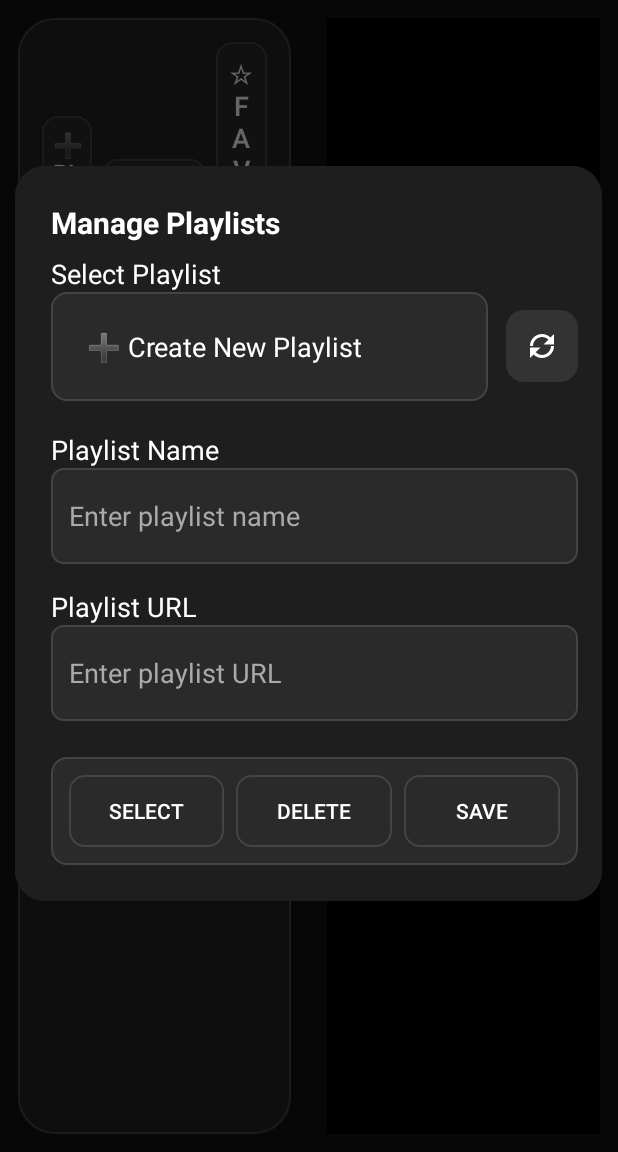
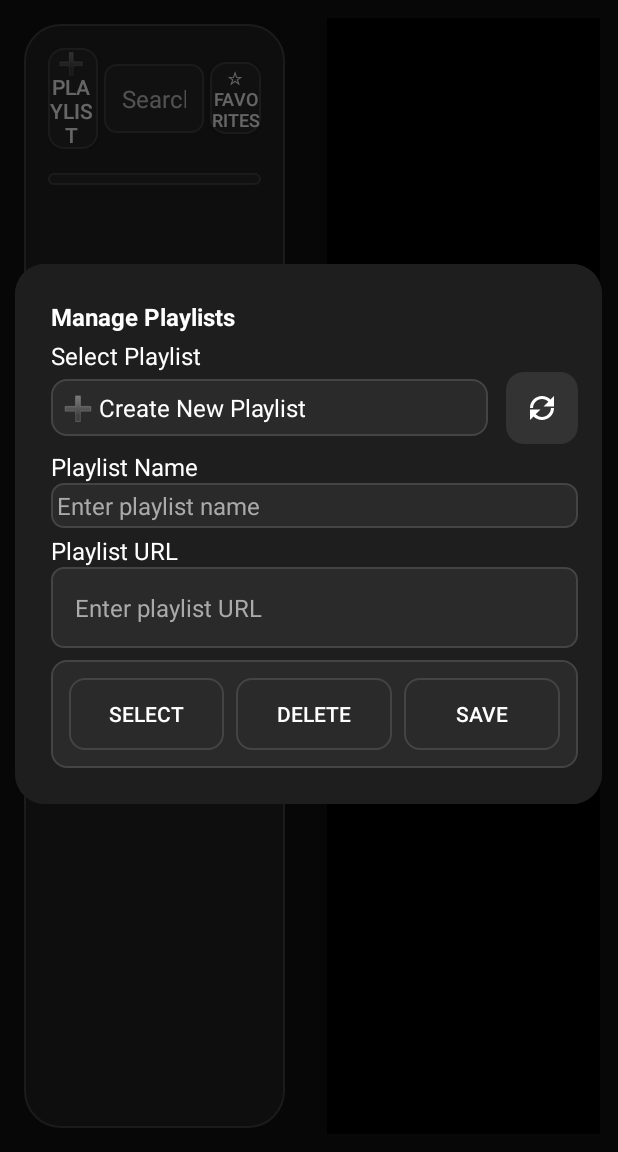
Before and after one commit to malebuffy/MM-iIPTV, an Android app: the screen it shows after launch (MainActivity), after a tap on "➕ PLAYLIST", on a phone screen of 412 x 824 dp, the part 84-1236 px from its top. Run offline under Robolectric (Android 15) with nearby library versions, the phone set to English and light mode, and no system bars.

Commit message:
Updated Layout

```diff
--- a/automotive/src/main/res/layout/activity_main.xml
+++ b/automotive/src/main/res/layout/activity_main.xml
@@ -1,5 +1,5 @@
 <?xml version="1.0" encoding="utf-8"?>
-<FrameLayout xmlns:android="http://schemas.android.com/apk/res/android"
+<androidx.constraintlayout.widget.ConstraintLayout xmlns:android="http://schemas.android.com/apk/res/android"
     xmlns:tools="http://schemas.android.com/tools"
     xmlns:app="http://schemas.android.com/apk/res-auto"
     android:layout_width="match_parent"
@@ -12,14 +12,19 @@
         android:orientation="horizontal"
         android:layout_width="match_parent"
         android:layout_height="match_parent"
-        android:background="#121212">
+        android:background="#121212"
+        android:weightSum="2"
+        android:layout_marginStart="0dp"
+        android:layout_marginEnd="0dp"
+        android:layout_marginTop="0dp"
+        android:layout_marginBottom="0dp">
 
         <!-- LEFT HALF: Channel List Panel -->
         <FrameLayout
             android:layout_width="0dp"
             android:layout_weight="1"
             android:layout_height="match_parent"
-            android:padding="12dp">
+            android:padding="16dp">
 
             <LinearLayout
                 android:id="@+id/leftPanelContainer"
@@ -34,7 +39,7 @@
                     android:layout_width="match_parent"
                     android:layout_height="wrap_content"
                     android:orientation="horizontal"
-                    android:layout_marginBottom="12dp"
+                    android:layout_marginBottom="16dp"
                     android:gravity="center_vertical"
                     android:weightSum="4">
 
@@ -44,13 +49,9 @@
                         android:layout_weight="1"
                         android:layout_height="wrap_content"
                         android:text="➕ Playlist"
-                        android:textSize="16sp"
-                        android:minHeight="56dp"
-                        android:paddingStart="4dp"
-                        android:paddingEnd="4dp"
-                        android:paddingTop="8dp"
-                        android:paddingBottom="8dp"
-                        android:layout_marginEnd="8dp"
+                        android:textSize="14sp"
+                        android:paddingEnd="2dp"
+                        android:layout_marginEnd="4dp"
                         android:textColor="#FFFFFF"
                         android:background="@drawable/rounded_dark_button" />
 
@@ -64,32 +65,30 @@
                         android:textColorHint="#CCCCCC"
                         android:background="@drawable/edittext_dark_bg"
                         android:inputType="text"
-                        android:textSize="20sp"
-                        android:minHeight="56dp"
-                        android:padding="8dp"
-                        android:layout_marginEnd="8dp" />
+                        android:textSize="16sp"
+                        android:padding="12dp"
+                        android:layout_marginEnd="4dp" />
 
                     <ToggleButton
                         android:id="@+id/favToggle"
                         android:layout_width="0dp"
+                        android:layout_height="wrap_content"
                         android:layout_weight="1"
-                        android:layout_height="wrap_content"
+                        android:background="@drawable/rounded_dark_button"
+                        android:gravity="center"
+                        android:padding="0dp"
+                        android:textColor="#FFFFFF"
+                        android:textOff="☆ Favorites"
                         android:textOn="★ Favorites"
-                        android:textOff="☆ Favorites"
-                        android:textSize="18sp"
-                        android:textColor="#FFFFFF"
-                        android:minHeight="56dp"
-                        android:gravity="center"
-                        android:padding="8dp"
-                        android:background="@drawable/rounded_dark_button" />
+                        android:textSize="12sp" />
                 </LinearLayout>
 
                 <Spinner
                     android:id="@+id/categorySpinner"
                     android:layout_width="match_parent"
                     android:layout_height="wrap_content"
-                    android:layout_marginBottom="12dp"
-                    android:padding="12dp"
+                    android:layout_marginBottom="2dp"
+                    android:padding="4dp"
                     android:background="@drawable/spinner_background" />
 
                 <androidx.recyclerview.widget.RecyclerView
@@ -98,6 +97,7 @@
                     android:layout_height="0dp"
                     android:layout_weight="1" />
             </LinearLayout>
+
         </FrameLayout>
 
         <!-- RIGHT HALF: Video Player -->
@@ -138,4 +138,4 @@
             android:indeterminateTint="@android:color/white" />
     </FrameLayout>
 
-</FrameLayout>
+</androidx.constraintlayout.widget.ConstraintLayout>
--- a/automotive/src/main/res/layout/custom_player_controls.xml
+++ b/automotive/src/main/res/layout/custom_player_controls.xml
@@ -19,10 +19,6 @@
             android:gravity="center_horizontal">
 
             <ImageButton
-                android:id="@id/exo_rew"
-                style="@style/ExoMediaButton.Rewind" />
-
-            <ImageButton
                 android:id="@id/exo_play"
                 style="@style/ExoMediaButton.Play" />
 
@@ -32,9 +28,6 @@
                 android:contentDescription="Pause" />
 
 
-            <ImageButton
-                android:id="@id/exo_ffwd"
-                style="@style/ExoMediaButton.FastForward" />
         </LinearLayout>
 
         <androidx.media3.ui.DefaultTimeBar
--- a/automotive/src/main/res/layout/dialog_playlist_manager.xml
+++ b/automotive/src/main/res/layout/dialog_playlist_manager.xml
@@ -23,7 +23,7 @@
                 android:layout_width="match_parent"
                 android:layout_height="wrap_content"
                 android:text="Manage Playlists"
-                android:textSize="20sp"
+                android:textSize="16sp"
                 android:textColor="#FFFFFF"
                 android:textStyle="bold"
                 android:paddingBottom="0dp"
@@ -33,23 +33,23 @@
                 android:layout_width="match_parent"
                 android:layout_height="wrap_content"
                 android:text="Select Playlist"
-                android:textSize="18sp"
+                android:textSize="16sp"
                 android:textColor="#FFFFFF"
-                android:paddingTop="8dp" />
+                android:paddingTop="4dp" />
 
             <LinearLayout
                 android:layout_width="match_parent"
                 android:layout_height="wrap_content"
                 android:orientation="horizontal"
                 android:gravity="center_vertical"
-                android:layout_marginBottom="12dp">
+                android:layout_marginBottom="4dp">
 
                 <Spinner
                     android:id="@+id/playlistSpinner"
                     android:layout_width="0dp"
                     android:layout_weight="1"
                     android:layout_height="wrap_content"
-                    android:padding="12dp"
+                    android:padding="4dp"
                     android:background="@drawable/spinner_background" />
 
                 <ImageButton
@@ -66,9 +66,9 @@
                 android:layout_width="match_parent"
                 android:layout_height="wrap_content"
                 android:text="Playlist Name"
-                android:textSize="18sp"
+                android:textSize="16sp"
                 android:textColor="#FFFFFF"
-                android:paddingTop="8dp" />
+                android:paddingTop="0dp" />
 
             <EditText
                 android:id="@+id/newPlaylistNameInput"
@@ -77,18 +77,17 @@
                 android:hint="Enter playlist name"
                 android:textColor="#FFFFFF"
                 android:textColorHint="#AAAAAA"
-                android:textSize="18sp"
+                android:textSize="16sp"
                 android:background="@drawable/edittext_dark_bg"
-                android:padding="12dp"
-                android:minHeight="64dp" />
+                android:padding="4dp" />
 
             <TextView
                 android:layout_width="match_parent"
                 android:layout_height="wrap_content"
                 android:text="Playlist URL"
-                android:textSize="18sp"
+                android:textSize="16sp"
                 android:textColor="#FFFFFF"
-                android:paddingTop="16dp" />
+                android:paddingTop="4dp" />
 
             <EditText
                 android:id="@+id/newPlaylistInput"
@@ -97,10 +96,9 @@
                 android:hint="Enter playlist URL"
                 android:textColor="#FFFFFF"
                 android:textColorHint="#AAAAAA"
-                android:textSize="18sp"
+                android:textSize="16sp"
                 android:background="@drawable/edittext_dark_bg"
-                android:padding="12dp"
-                android:minHeight="64dp" />
+                android:padding="16dp" />
 
             <LinearLayout
                 android:id="@+id/customDialogButtonBar"
@@ -108,7 +106,7 @@
                 android:layout_height="wrap_content"
                 android:orientation="horizontal"
                 android:gravity="center"
-                android:layout_marginTop="24dp"
+                android:layout_marginTop="8dp"
                 android:background="@drawable/dialog_button_bar_background"
                 android:padding="12dp">
 
--- a/automotive/src/main/res/layout/item_channel.xml
+++ b/automotive/src/main/res/layout/item_channel.xml
@@ -4,7 +4,7 @@
     xmlns:app="http://schemas.android.com/apk/res-auto"
     android:layout_width="match_parent"
     android:layout_height="wrap_content"
-    android:layout_margin="8dp"
+    android:layout_margin="2dp"
     app:cardCornerRadius="12dp"
     app:cardElevation="4dp"
     app:cardBackgroundColor="#1E1E1E"
@@ -15,7 +15,7 @@
         android:layout_width="match_parent"
         android:layout_height="wrap_content"
         android:orientation="horizontal"
-        android:padding="12dp"
+        android:padding="4dp"
         android:gravity="center_vertical">
 
         <!-- Channel Logo -->
@@ -48,7 +48,7 @@
             android:id="@+id/favIcon"
             android:layout_width="24dp"
             android:layout_height="24dp"
-            android:layout_marginStart="12dp"
+            android:layout_marginStart="4dp"
             android:src="@drawable/ic_star_outline"
             android:contentDescription="Favorite icon" />
     </LinearLayout>
--- a/automotive/src/main/res/layout/spinner_dropdown_item.xml
+++ b/automotive/src/main/res/layout/spinner_dropdown_item.xml
@@ -4,5 +4,5 @@
     android:layout_height="wrap_content"
     android:textColor="#FFFFFF"
     android:background="#2A2A2A"
-    android:textSize="18sp"
-    android:padding="12dp" />
+    android:textSize="16sp"
+    android:padding="4dp" />
--- a/automotive/src/main/res/layout/spinner_item.xml
+++ b/automotive/src/main/res/layout/spinner_item.xml
@@ -3,5 +3,5 @@
     android:layout_width="match_parent"
     android:layout_height="wrap_content"
     android:textColor="#FFFFFF"
-    android:textSize="18sp"
-    android:padding="12dp" />
+    android:textSize="16sp"
+    android:padding="4dp" />
```
